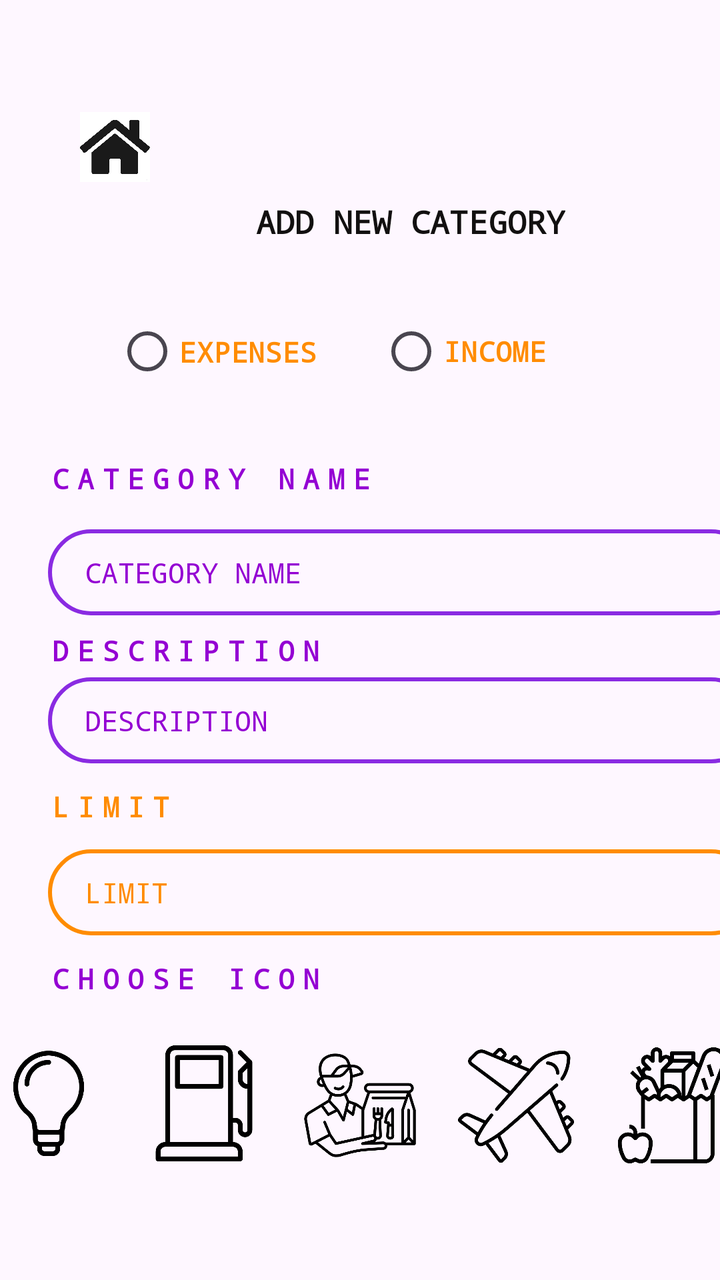
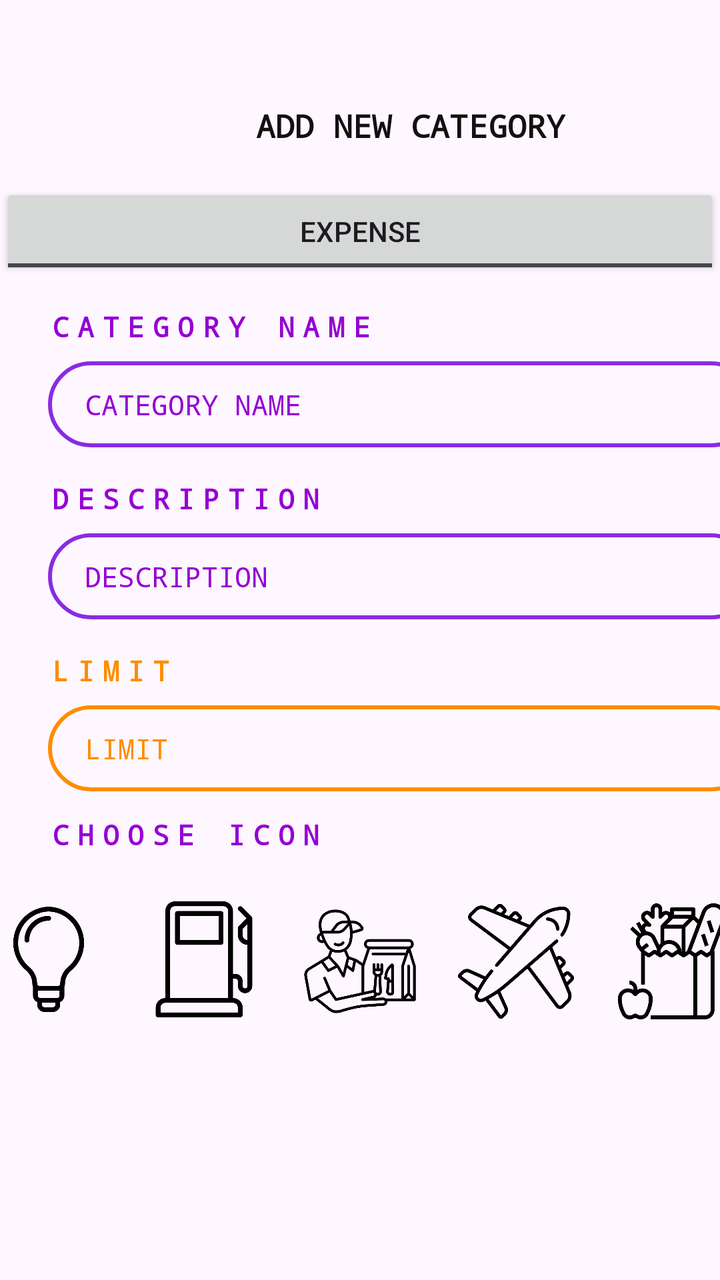

Screens rendered from an Android XML layout before and after an edit, with the pre-edit source and the edit as a unified diff.
<!-- AndroidManifest.xml: application theme Theme.FlashApp -->
<!-- res/layout/activity_category.xml -->
<?xml version="1.0" encoding="utf-8"?>
<androidx.constraintlayout.widget.ConstraintLayout xmlns:android="http://schemas.android.com/apk/res/android"
    xmlns:app="http://schemas.android.com/apk/res-auto"
    xmlns:tools="http://schemas.android.com/tools"
    android:id="@+id/main"
    android:layout_width="match_parent"
    android:layout_height="match_parent"
    tools:context=".CategoryActivity">

    <ImageView
        android:id="@+id/home_btn_cate"
        android:layout_width="35dp"
        android:layout_height="35dp"
        android:layout_marginStart="40dp"
        android:layout_marginTop="56dp"
        app:layout_constraintStart_toStartOf="parent"
        app:layout_constraintTop_toTopOf="parent"
        app:srcCompat="@drawable/ic_home" />

    <TextView
        android:id="@+id/cate_heading"
        android:layout_width="wrap_content"
        android:layout_height="wrap_content"
        android:layout_marginStart="128dp"
        android:layout_marginTop="100dp"
        android:fontFamily="monospace"
        android:text="ADD NEW CATEGORY"
        android:textAlignment="center"
        android:textColor="#121010"
        android:textSize="16sp"
        android:textStyle="bold"
        app:layout_constraintStart_toStartOf="parent"
        app:layout_constraintTop_toTopOf="parent" />

    <EditText
        android:id="@+id/cate_limit"
        android:layout_width="353dp"
        android:layout_height="43dp"
        android:layout_marginTop="12dp"
        android:background="@drawable/orange_button_border"
        android:ems="10"
        android:fontFamily="monospace"
        android:hint=" LIMIT"
        android:inputType="number"
        android:paddingStart="10sp"
        android:textAlignment="textStart"
        android:textColor="@color/DarkOrange"
        android:textColorHint="@color/DarkOrange"
        android:textSize="14sp"
        app:iconTint="@color/DarkOrange"
        app:layout_constraintStart_toStartOf="@+id/limit_lbl"
        app:layout_constraintTop_toBottomOf="@+id/limit_lbl" />

    <EditText
        android:id="@+id/cate_name"
        android:layout_width="353dp"
        android:layout_height="43dp"
        android:layout_marginTop="16dp"
        android:background="@drawable/purple_button_border"
        android:ems="10"
        android:fontFamily="monospace"
        android:hint=" CATEGORY NAME"
        android:inputType="text"
        android:paddingStart="10sp"
        android:textAlignment="textStart"
        android:textColor="@color/DarkViolet"
        android:textColorHint="@color/DarkViolet"
        android:textSize="14sp"
        app:iconTint="@color/DarkViolet"
        app:layout_constraintStart_toStartOf="@+id/category_lbl"
        app:layout_constraintTop_toBottomOf="@+id/category_lbl" />

    <TextView
        android:id="@+id/category_lbl"
        android:layout_width="wrap_content"
        android:layout_height="wrap_content"
        android:layout_marginStart="24dp"
        android:layout_marginTop="108dp"
        android:fontFamily="monospace"
        android:letterSpacing="0.3"
        android:text="CATEGORY NAME"
        android:textAlignment="textStart"
        android:textColor="@color/DarkViolet"
        android:textSize="14sp"
        android:textStyle="bold"
        app:layout_constraintStart_toStartOf="parent"
        app:layout_constraintTop_toBottomOf="@+id/cate_heading" />

    <TextView
        android:id="@+id/description_lbl"
        android:layout_width="wrap_content"
        android:layout_height="wrap_content"
        android:layout_marginStart="24dp"
        android:layout_marginTop="8dp"
        android:fontFamily="monospace"
        android:letterSpacing="0.3"
        android:text="DESCRIPTION"
        android:textAlignment="textStart"
        android:textColor="@color/DarkViolet"
        android:textSize="14sp"
        android:textStyle="bold"
        app:layout_constraintStart_toStartOf="parent"
        app:layout_constraintTop_toBottomOf="@+id/cate_name" />

    <TextView
        android:id="@+id/icon_lbl"
        android:layout_width="wrap_content"
        android:layout_height="19dp"
        android:layout_marginStart="24dp"
        android:layout_marginTop="12dp"
        android:fontFamily="monospace"
        android:letterSpacing="0.3"
        android:text="CHOOSE ICON"
        android:textAlignment="textStart"
        android:textColor="@color/DarkViolet"
        android:textSize="14sp"
        android:textStyle="bold"
        app:layout_constraintStart_toStartOf="parent"
        app:layout_constraintTop_toBottomOf="@+id/cate_limit" />

    <ImageView
        android:id="@+id/imageView6"
        android:layout_width="62dp"
        android:layout_height="58dp"
        android:layout_marginStart="8dp"
        android:layout_marginTop="56dp"
        android:layout_marginEnd="8dp"
        app:layout_constraintEnd_toStartOf="@+id/imageView7"
        app:layout_constraintStart_toEndOf="@+id/imageView5"
        app:layout_constraintTop_toBottomOf="@+id/cate_limit"
        app:srcCompat="@drawable/deliveryman" />

    <ImageView
        android:id="@+id/imageView8"
        android:layout_width="62dp"
        android:layout_height="58dp"
        android:layout_marginStart="8dp"
        android:layout_marginTop="56dp"
        android:layout_marginEnd="16dp"
        app:layout_constraintEnd_toEndOf="parent"
        app:layout_constraintStart_toEndOf="@+id/imageView7"
        app:layout_constraintTop_toBottomOf="@+id/cate_limit"
        app:srcCompat="@drawable/grocery" />

    <ImageView
        android:id="@+id/imageView3"
        android:layout_width="62dp"
        android:layout_height="58dp"
        android:layout_marginStart="16dp"
        android:layout_marginTop="24dp"
        android:layout_marginEnd="8dp"
        app:layout_constraintEnd_toStartOf="@+id/imageView5"
        app:layout_constraintStart_toStartOf="parent"
        app:layout_constraintTop_toBottomOf="@+id/icon_lbl"
        app:srcCompat="@drawable/bulb" />

    <ImageView
        android:id="@+id/imageView5"
        android:layout_width="62dp"
        android:layout_height="58dp"
        android:layout_marginStart="8dp"
        android:layout_marginTop="24dp"
        android:layout_marginEnd="8dp"
        app:layout_constraintEnd_toStartOf="@+id/imageView6"
        app:layout_constraintStart_toEndOf="@+id/imageView3"
        app:layout_constraintTop_toBottomOf="@+id/icon_lbl"
        app:srcCompat="@drawable/gasstation" />

    <ImageView
        android:id="@+id/imageView7"
        android:layout_width="62dp"
        android:layout_height="58dp"
        android:layout_marginStart="8dp"
        android:layout_marginTop="56dp"
        android:layout_marginEnd="8dp"
        app:layout_constraintEnd_toStartOf="@+id/imageView8"
        app:layout_constraintStart_toEndOf="@+id/imageView6"
        app:layout_constraintTop_toBottomOf="@+id/cate_limit"
        app:srcCompat="@drawable/plane" />

    <EditText
        android:id="@+id/cate_description"
        android:layout_width="353dp"
        android:layout_height="43dp"
        android:layout_marginTop="4dp"
        android:background="@drawable/purple_button_border"
        android:ems="10"
        android:fontFamily="monospace"
        android:hint=" DESCRIPTION"
        android:inputType="text"
        android:paddingStart="10sp"
        android:textAlignment="textStart"
        android:textColor="@color/DarkViolet"
        android:textColorHint="@color/DarkViolet"
        android:textSize="14sp"
        app:iconTint="@color/DarkViolet"
        app:layout_constraintStart_toStartOf="@+id/description_lbl"
        app:layout_constraintTop_toBottomOf="@+id/description_lbl" />

    <TextView
        android:id="@+id/limit_lbl"
        android:layout_width="wrap_content"
        android:layout_height="wrap_content"
        android:layout_marginStart="24dp"
        android:layout_marginTop="12dp"
        android:fontFamily="monospace"
        android:letterSpacing="0.3"
        android:text="LIMIT"
        android:textAlignment="textStart"
        android:textColor="@color/DarkOrange"
        android:textSize="14sp"
        android:textStyle="bold"
        app:layout_constraintStart_toStartOf="parent"
        app:layout_constraintTop_toBottomOf="@+id/cate_description" />

    <Button
        android:id="@+id/cate_save_btn"
        android:layout_width="136dp"
        android:layout_height="44dp"
        android:layout_marginTop="302dp"
        android:layout_marginEnd="32dp"
        android:background="@drawable/filled_purple_btn"
        android:cursorVisible="true"
        android:fontFamily="monospace"
        android:text="SAVE"
        android:textStyle="bold"
        app:layout_constraintEnd_toStartOf="@+id/cate_cancel_btn"
        app:layout_constraintTop_toBottomOf="@+id/cate_limit" />

    <Button
        android:id="@+id/cate_cancel_btn"
        android:layout_width="136dp"
        android:layout_height="44dp"
        android:layout_marginEnd="52dp"
        android:background="@drawable/orange_button_border"
        android:fontFamily="monospace"
        android:text="CANCEL"
        android:textColor="@color/DarkViolet"
        android:textStyle="bold"
        app:layout_constraintBottom_toBottomOf="@+id/cate_save_btn"
        app:layout_constraintEnd_toEndOf="parent"
        app:layout_constraintTop_toTopOf="@+id/cate_save_btn"
        app:layout_constraintVertical_bias="0.0" />

    <RadioButton
        android:id="@+id/Expense_btn"
        android:layout_width="116dp"
        android:layout_height="43dp"
        android:layout_marginStart="72dp"
        android:layout_marginTop="30dp"
        android:layout_marginEnd="8dp"
        android:layout_marginBottom="30dp"
        android:fontFamily="monospace"
        android:text="EXPENSES"
        android:textAlignment="textStart"
        android:textColor="@color/DarkOrange"
        android:textSize="14sp"
        android:textStyle="bold"
        app:layout_constraintBottom_toTopOf="@+id/category_lbl"
        app:layout_constraintEnd_toStartOf="@+id/Income_btn"
        app:layout_constraintStart_toStartOf="parent"
        app:layout_constraintTop_toBottomOf="@+id/cate_heading" />

    <RadioButton
        android:id="@+id/Income_btn"
        android:layout_width="113dp"
        android:layout_height="42dp"
        android:layout_marginStart="8dp"
        android:layout_marginTop="30dp"
        android:layout_marginEnd="72dp"
        android:layout_marginBottom="65dp"
        android:text="INCOME"
        android:fontFamily="monospace"
        android:textAlignment="textStart"
        android:textColor="@color/DarkOrange"
        android:textSize="14sp"
        android:textStyle="bold"
        app:layout_constraintBottom_toTopOf="@+id/cate_name"
        app:layout_constraintEnd_toEndOf="parent"
        app:layout_constraintStart_toEndOf="@+id/Expense_btn"
        app:layout_constraintTop_toBottomOf="@+id/cate_heading" />


</androidx.constraintlayout.widget.ConstraintLayout>
<!-- resources referenced by this layout -->
<resources>
  <color name="DarkOrange">#FF8C00</color>
  <color name="DarkViolet">#9400D3</color>
  <!-- drawable bulb: png bitmap (drawable, 11989 bytes) -->
  <!-- drawable deliveryman: png bitmap (drawable, 24259 bytes) -->
  <!-- drawable filled_purple_btn (drawable) -->
  <?xml version="1.0" encoding="utf-8"?>
  <shape xmlns:android="http://schemas.android.com/apk/res/android"
      android:shape="rectangle">
      <solid android:color="@color/DarkViolet" /> 
      <stroke
          android:width="2dp"
          android:color="@color/DarkViolet" /> 
      <corners android:radius="32dp" /> 
  </shape>
  <!-- drawable gasstation: png bitmap (drawable, 7955 bytes) -->
  <!-- drawable grocery: png bitmap (drawable, 20408 bytes) -->
  <!-- drawable ic_home: png bitmap (drawable, 31080 bytes) -->
  <!-- drawable orange_button_border (drawable) -->
  <?xml version="1.0" encoding="utf-8"?>
  <shape xmlns:android="http://schemas.android.com/apk/res/android"
      android:shape="rectangle">
      <solid android:color="@android:color/transparent" />
      <stroke
          android:width="2dp"
          android:color="@color/DarkOrange" />
      <corners android:radius="32dp" />
  </shape>
  <!-- drawable plane: png bitmap (drawable, 32381 bytes) -->
  <!-- drawable purple_button_border (drawable) -->
  <?xml version="1.0" encoding="utf-8"?>
  <shape xmlns:android="http://schemas.android.com/apk/res/android"
      android:shape="rectangle">
      <solid android:color="@android:color/transparent" />
      <stroke
          android:width="2dp"
          android:color="@color/BlueViolet" />
      <corners android:radius="32dp" />
  </shape>
  <style name="Theme.FlashApp" parent="Base.Theme.FlashApp" />
  <color name="BlueViolet">#8A2BE2</color>
  <style name="Base.Theme.FlashApp" parent="Theme.Material3.DayNight.NoActionBar">
          
          
      </style>
</resources>

<!-- the commit's change to res/layout/activity_category.xml (unified diff, before → after) -->
@@ -7,22 +7,12 @@
     android:layout_height="match_parent"
     tools:context=".CategoryActivity">
 
-    <ImageView
-        android:id="@+id/home_btn_cate"
-        android:layout_width="35dp"
-        android:layout_height="35dp"
-        android:layout_marginStart="40dp"
-        android:layout_marginTop="56dp"
-        app:layout_constraintStart_toStartOf="parent"
-        app:layout_constraintTop_toTopOf="parent"
-        app:srcCompat="@drawable/ic_home" />
-
     <TextView
         android:id="@+id/cate_heading"
         android:layout_width="wrap_content"
         android:layout_height="wrap_content"
         android:layout_marginStart="128dp"
-        android:layout_marginTop="100dp"
+        android:layout_marginTop="52dp"
         android:fontFamily="monospace"
         android:text="ADD NEW CATEGORY"
         android:textAlignment="center"
@@ -32,11 +22,92 @@
         app:layout_constraintStart_toStartOf="parent"
         app:layout_constraintTop_toTopOf="parent" />
 
+    <ToggleButton
+        android:id="@+id/toggle_type"
+        android:layout_width="match_parent"
+        android:layout_height="wrap_content"
+        android:layout_marginTop="18dp"
+        android:textOff="EXPENSE"
+        android:textOn="INCOME"
+        app:layout_constraintEnd_toEndOf="parent"
+        app:layout_constraintStart_toStartOf="parent"
+        app:layout_constraintTop_toBottomOf="@+id/cate_heading" />
+
+    <EditText
+        android:id="@+id/cate_name"
+        android:layout_width="353dp"
+        android:layout_height="43dp"
+        android:layout_marginTop="8dp"
+        android:background="@drawable/purple_button_border"
+        android:ems="10"
+        android:fontFamily="monospace"
+        android:hint=" CATEGORY NAME"
+        android:inputType="text"
+        android:paddingStart="10sp"
+        android:textAlignment="textStart"
+        android:textColor="@color/DarkViolet"
+        android:textColorHint="@color/DarkViolet"
+        android:textSize="14sp"
+        app:iconTint="@color/DarkViolet"
+        app:layout_constraintStart_toStartOf="@+id/category_lbl"
+        app:layout_constraintTop_toBottomOf="@+id/category_lbl" />
+
+    <TextView
+        android:id="@+id/category_lbl"
+        android:layout_width="wrap_content"
+        android:layout_height="wrap_content"
+        android:layout_marginStart="24dp"
+        android:layout_marginTop="14dp"
+        android:fontFamily="monospace"
+        android:letterSpacing="0.3"
+        android:text="CATEGORY NAME"
+        android:textAlignment="textStart"
+        android:textColor="@color/DarkViolet"
+        android:textSize="14sp"
+        android:textStyle="bold"
+        app:layout_constraintStart_toStartOf="parent"
+        app:layout_constraintTop_toBottomOf="@+id/toggle_type" />
+
+    <EditText
+        android:id="@+id/cate_description"
+        android:layout_width="353dp"
+        android:layout_height="43dp"
+        android:layout_marginTop="8dp"
+        android:background="@drawable/purple_button_border"
+        android:ems="10"
+        android:fontFamily="monospace"
+        android:hint=" DESCRIPTION"
+        android:inputType="text"
+        android:paddingStart="10sp"
+        android:textAlignment="textStart"
+        android:textColor="@color/DarkViolet"
+        android:textColorHint="@color/DarkViolet"
+        android:textSize="14sp"
+        app:iconTint="@color/DarkViolet"
+        app:layout_constraintStart_toStartOf="@+id/description_lbl"
+        app:layout_constraintTop_toBottomOf="@+id/description_lbl" />
+
+    <TextView
+        android:id="@+id/description_lbl"
+        android:layout_width="wrap_content"
+        android:layout_height="wrap_content"
+        android:layout_marginStart="24dp"
+        android:layout_marginTop="16dp"
+        android:fontFamily="monospace"
+        android:letterSpacing="0.3"
+        android:text="DESCRIPTION"
+        android:textAlignment="textStart"
+        android:textColor="@color/DarkViolet"
+        android:textSize="14sp"
+        android:textStyle="bold"
+        app:layout_constraintStart_toStartOf="parent"
+        app:layout_constraintTop_toBottomOf="@+id/cate_name" />
+
     <EditText
         android:id="@+id/cate_limit"
         android:layout_width="353dp"
         android:layout_height="43dp"
-        android:layout_marginTop="12dp"
+        android:layout_marginTop="8dp"
         android:background="@drawable/orange_button_border"
         android:ems="10"
         android:fontFamily="monospace"
@@ -51,56 +122,21 @@
         app:layout_constraintStart_toStartOf="@+id/limit_lbl"
         app:layout_constraintTop_toBottomOf="@+id/limit_lbl" />
 
-    <EditText
-        android:id="@+id/cate_name"
-        android:layout_width="353dp"
-        android:layout_height="43dp"
+    <TextView
+        android:id="@+id/limit_lbl"
+        android:layout_width="wrap_content"
+        android:layout_height="wrap_content"
+        android:layout_marginStart="24dp"
         android:layout_marginTop="16dp"
-        android:background="@drawable/purple_button_border"
-        android:ems="10"
-        android:fontFamily="monospace"
-        android:hint=" CATEGORY NAME"
-        android:inputType="text"
-        android:paddingStart="10sp"
-        android:textAlignment="textStart"
-        android:textColor="@color/DarkViolet"
-        android:textColorHint="@color/DarkViolet"
-        android:textSize="14sp"
-        app:iconTint="@color/DarkViolet"
-        app:layout_constraintStart_toStartOf="@+id/category_lbl"
-        app:layout_constraintTop_toBottomOf="@+id/category_lbl" />
-
-    <TextView
-        android:id="@+id/category_lbl"
-        android:layout_width="wrap_content"
-        android:layout_height="wrap_content"
-        android:layout_marginStart="24dp"
-        android:layout_marginTop="108dp"
-        android:fontFamily="monospace"
-        android:letterSpacing="0.3"
-        android:text="CATEGORY NAME"
-        android:textAlignment="textStart"
-        android:textColor="@color/DarkViolet"
-        android:textSize="14sp"
-        android:textStyle="bold"
-        app:layout_constraintStart_toStartOf="parent"
-        app:layout_constraintTop_toBottomOf="@+id/cate_heading" />
-
-    <TextView
-        android:id="@+id/description_lbl"
-        android:layout_width="wrap_content"
-        android:layout_height="wrap_content"
-        android:layout_marginStart="24dp"
-        android:layout_marginTop="8dp"
-        android:fontFamily="monospace"
-        android:letterSpacing="0.3"
-        android:text="DESCRIPTION"
-        android:textAlignment="textStart"
-        android:textColor="@color/DarkViolet"
-        android:textSize="14sp"
-        android:textStyle="bold"
-        app:layout_constraintStart_toStartOf="parent"
-        app:layout_constraintTop_toBottomOf="@+id/cate_name" />
+        android:fontFamily="monospace"
+        android:letterSpacing="0.3"
+        android:text="LIMIT"
+        android:textAlignment="textStart"
+        android:textColor="@color/DarkOrange"
+        android:textSize="14sp"
+        android:textStyle="bold"
+        app:layout_constraintStart_toStartOf="parent"
+        app:layout_constraintTop_toBottomOf="@+id/cate_description" />
 
     <TextView
         android:id="@+id/icon_lbl"
@@ -125,6 +161,7 @@
         android:layout_marginStart="8dp"
         android:layout_marginTop="56dp"
         android:layout_marginEnd="8dp"
+        android:contentDescription="Icon Preview"
         app:layout_constraintEnd_toStartOf="@+id/imageView7"
         app:layout_constraintStart_toEndOf="@+id/imageView5"
         app:layout_constraintTop_toBottomOf="@+id/cate_limit"
@@ -178,40 +215,6 @@
         app:layout_constraintTop_toBottomOf="@+id/cate_limit"
         app:srcCompat="@drawable/plane" />
 
-    <EditText
-        android:id="@+id/cate_description"
-        android:layout_width="353dp"
-        android:layout_height="43dp"
-        android:layout_marginTop="4dp"
-        android:background="@drawable/purple_button_border"
-        android:ems="10"
-        android:fontFamily="monospace"
-        android:hint=" DESCRIPTION"
-        android:inputType="text"
-        android:paddingStart="10sp"
-        android:textAlignment="textStart"
-        android:textColor="@color/DarkViolet"
-        android:textColorHint="@color/DarkViolet"
-        android:textSize="14sp"
-        app:iconTint="@color/DarkViolet"
-        app:layout_constraintStart_toStartOf="@+id/description_lbl"
-        app:layout_constraintTop_toBottomOf="@+id/description_lbl" />
-
-    <TextView
-        android:id="@+id/limit_lbl"
-        android:layout_width="wrap_content"
-        android:layout_height="wrap_content"
-        android:layout_marginStart="24dp"
-        android:layout_marginTop="12dp"
-        android:fontFamily="monospace"
-        android:letterSpacing="0.3"
-        android:text="LIMIT"
-        android:textAlignment="textStart"
-        android:textColor="@color/DarkOrange"
-        android:textSize="14sp"
-        android:textStyle="bold"
-        app:layout_constraintStart_toStartOf="parent"
-        app:layout_constraintTop_toBottomOf="@+id/cate_description" />
 
     <Button
         android:id="@+id/cate_save_btn"
@@ -242,43 +245,6 @@
         app:layout_constraintTop_toTopOf="@+id/cate_save_btn"
         app:layout_constraintVertical_bias="0.0" />
 
-    <RadioButton
-        android:id="@+id/Expense_btn"
-        android:layout_width="116dp"
-        android:layout_height="43dp"
-        android:layout_marginStart="72dp"
-        android:layout_marginTop="30dp"
-        android:layout_marginEnd="8dp"
-        android:layout_marginBottom="30dp"
-        android:fontFamily="monospace"
-        android:text="EXPENSES"
-        android:textAlignment="textStart"
-        android:textColor="@color/DarkOrange"
-        android:textSize="14sp"
-        android:textStyle="bold"
-        app:layout_constraintBottom_toTopOf="@+id/category_lbl"
-        app:layout_constraintEnd_toStartOf="@+id/Income_btn"
-        app:layout_constraintStart_toStartOf="parent"
-        app:layout_constraintTop_toBottomOf="@+id/cate_heading" />
-
-    <RadioButton
-        android:id="@+id/Income_btn"
-        android:layout_width="113dp"
-        android:layout_height="42dp"
-        android:layout_marginStart="8dp"
-        android:layout_marginTop="30dp"
-        android:layout_marginEnd="72dp"
-        android:layout_marginBottom="65dp"
-        android:text="INCOME"
-        android:fontFamily="monospace"
-        android:textAlignment="textStart"
-        android:textColor="@color/DarkOrange"
-        android:textSize="14sp"
-        android:textStyle="bold"
-        app:layout_constraintBottom_toTopOf="@+id/cate_name"
-        app:layout_constraintEnd_toEndOf="parent"
-        app:layout_constraintStart_toEndOf="@+id/Expense_btn"
-        app:layout_constraintTop_toBottomOf="@+id/cate_heading" />
 
 
 </androidx.constraintlayout.widget.ConstraintLayout>
<!-- resource entries referenced after the edit -->
@@ -16,7 +16,6 @@
   </shape>
   <!-- drawable gasstation: png bitmap (drawable, 7955 bytes) -->
   <!-- drawable grocery: png bitmap (drawable, 20408 bytes) -->
-  <!-- drawable ic_home: png bitmap (drawable, 31080 bytes) -->
   <!-- drawable orange_button_border (drawable) -->
   <?xml version="1.0" encoding="utf-8"?>
   <shape xmlns:android="http://schemas.android.com/apk/res/android"
